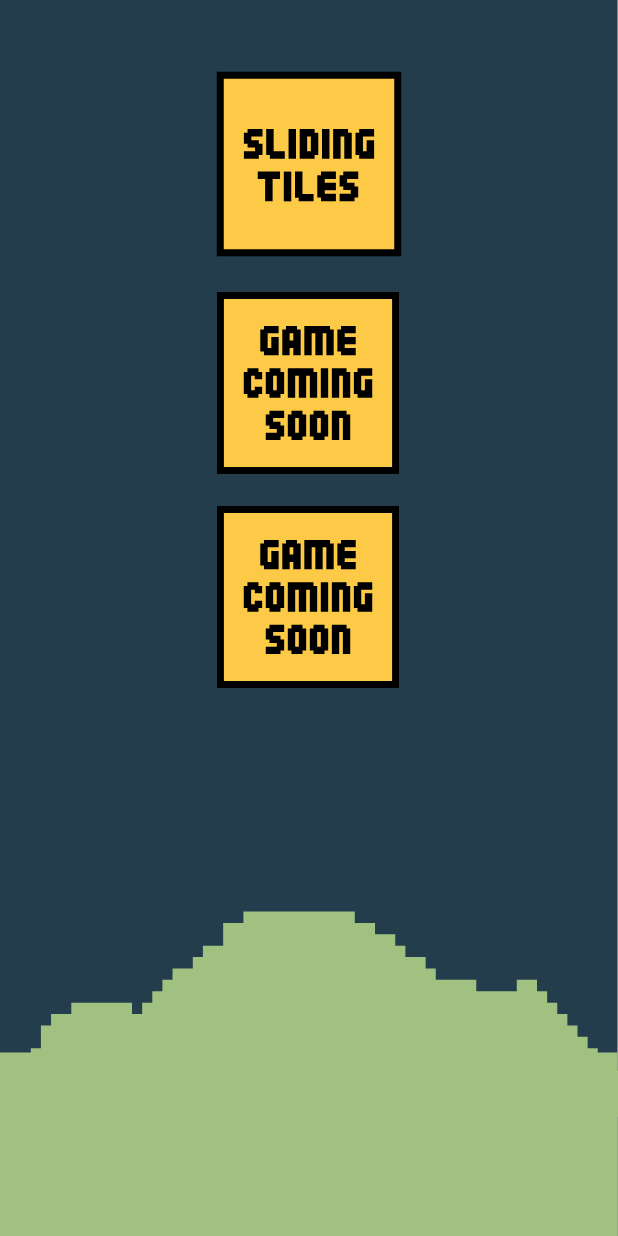
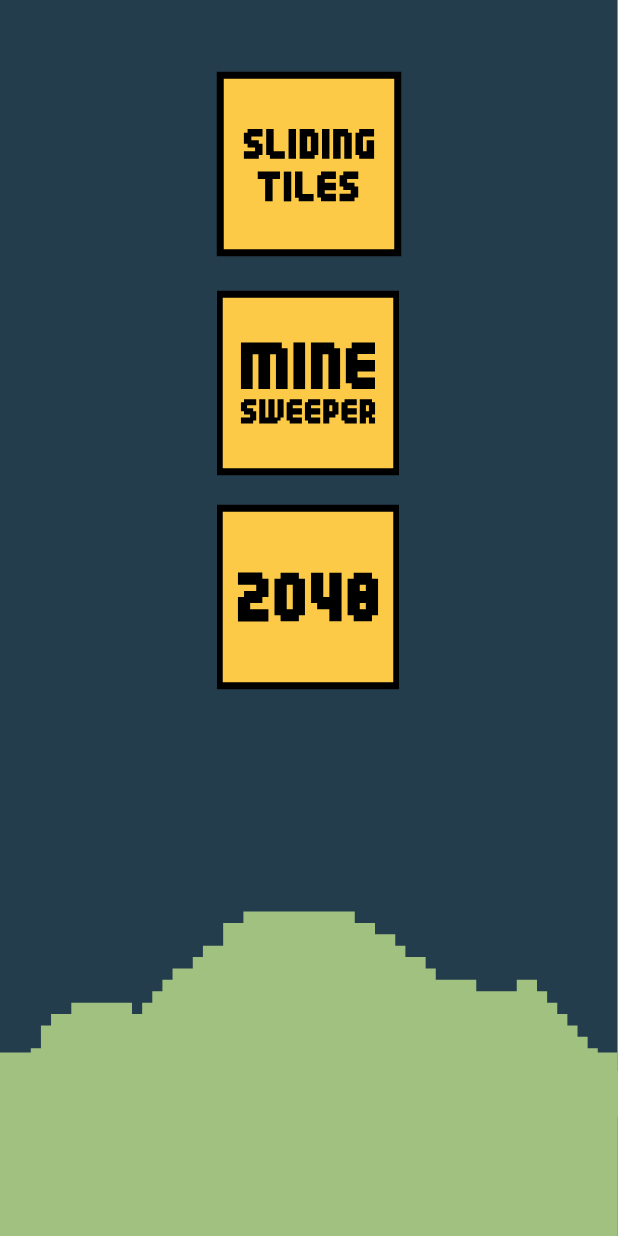
Before and after one commit to MichaelX9/game-center-android-209, an Android app: the GameLaunchActivity screen opened directly, with no data from a screen before it, on a phone screen of 412 x 824 dp. Run offline under Robolectric (Android 15) with nearby library versions, the phone set to English and light mode, and no system bars; network calls fail.

Commit message:
Added ImageButton minesweeper and 2048 to game_launch_centre.xml Removed game_coming_soon_icon

```diff
--- /dev/null
+++ b/Phase2/GameCenter/app/src/main/res/drawable/ic_2048_icon.xml
@@ -0,0 +1,10 @@
+<vector android:height="640dp" android:viewportHeight="1920"
+    android:viewportWidth="1080" android:width="360dp" xmlns:android="http://schemas.android.com/apk/res/android">
+    <path android:fillColor="#FCCA46"
+        android:pathData="M362.5,782.5h355v355h-355z"
+        android:strokeColor="#000000" android:strokeWidth="14"/>
+    <path android:fillColor="#FF000000" android:pathData="M448.7,923.5h12.2V960h-12.2v12.2h-24.4v12.2h36.5v24.4h-60.9V960h12.2v-12.2h24.4v-12.2h-36.6v-24.4h48.7L448.7,923.5L448.7,923.5z"/>
+    <path android:fillColor="#FF000000" android:pathData="M485.2,996.5H473v-73h12.2v-12.2h36.5v12.2h12.2v73h-12.2v12.2h-36.5V996.5zM497.4,984.3h12.2v-48.7h-12.2V984.3z"/>
+    <path android:fillColor="#FF000000" android:pathData="M558.3,972.2h-12.2v-60.9h24.4V960h12.2v-48.7h24.4v97.4h-24.4v-24.4h-24.4V972.2z"/>
+    <path android:fillColor="#FF000000" android:pathData="M667.9,923.5h12.2v73h-12.2v12.2h-36.5v-12.2h-12.2v-73h12.2v-12.2h36.5V923.5zM655.7,935.6h-12.2v12.2h12.2V935.6zM655.7,972.2h-12.2v12.2h12.2V972.2z"/>
+</vector>
--- a/Phase2/GameCenter/app/src/main/res/drawable/ic_game_coming_soon_icon.xml
+++ /dev/null
@@ -1,53 +0,0 @@
-<vector xmlns:android="http://schemas.android.com/apk/res/android"
-    android:width="369dp"
-    android:height="369dp"
-    android:viewportWidth="369"
-    android:viewportHeight="369">
-  <path
-      android:pathData="M7,7h355v355h-355z"
-      android:strokeWidth="14"
-      android:fillColor="#fcca46"
-      android:strokeColor="#000"/>
-  <path
-      android:fillColor="#FF000000"
-      android:pathData="M95.21,120.82h-7.44L87.77,76.18h7.44v-7.44h29.76v14.88L102.65,83.62v29.76h7.44L110.09,91.06h14.88v37.21L95.21,128.27Z"/>
-  <path
-      android:fillColor="#FF000000"
-      android:pathData="M132.41,128.26L132.41,76.18h7.44v-7.44h22.32v7.44h7.44v52.09L154.74,128.27L154.74,113.38h-7.44v14.88ZM147.29,98.5h7.44L154.73,83.62h-7.44Z"/>
-  <path
-      android:fillColor="#FF000000"
-      android:pathData="M177.06,128.26L177.06,68.74h52.09v7.44h7.44v52.09L221.71,128.27L221.71,83.62h-7.44v44.65L199.38,128.27L199.38,83.62h-7.44v44.65Z"/>
-  <path
-      android:fillColor="#FF000000"
-      android:pathData="M251.5,120.82h-7.44L244.06,76.18L251.5,76.18v-7.44h29.76v14.88L258.91,83.62v7.44h22.32v14.88L258.91,105.94v7.44h22.32v14.88L251.5,128.26Z"/>
-  <path
-      android:fillColor="#FF000000"
-      android:pathData="M84.04,154.74v7.44L91.5,162.18v14.88L76.6,177.06v-7.44h-7.44v29.76h7.44v-7.44L91.5,191.94v14.88h-7.44v7.44L61.72,214.26v-7.44h-7.44L54.28,162.18h7.44v-7.44Z"/>
-  <path
-      android:fillColor="#FF000000"
-      android:pathData="M106.37,206.82h-7.44L98.93,162.18h7.44v-7.44h22.32v7.44h7.44v44.65h-7.44v7.44L106.37,214.27ZM113.81,199.38h7.44L121.25,169.62h-7.44Z"/>
-  <path
-      android:fillColor="#FF000000"
-      android:pathData="M143.57,214.26L143.57,154.74h52.09v7.44h7.44v52.09L188.22,214.27L188.22,169.62h-7.44v44.65L165.9,214.27L165.9,169.62L158.5,169.62v44.65Z"/>
-  <path
-      android:fillColor="#FF000000"
-      android:pathData="M210.5,214.26L210.5,154.74h14.88v59.53Z"/>
-  <path
-      android:fillColor="#FF000000"
-      android:pathData="M262.63,162.18h7.44v52.09L255.19,214.27L255.19,169.62h-7.44v44.65L232.87,214.27L232.87,154.74h29.76Z"/>
-  <path
-      android:fillColor="#FF000000"
-      android:pathData="M284.96,206.82L277.5,206.82L277.5,162.18h7.44v-7.44h29.76v14.88L292.4,169.62v29.76h7.44L299.84,177.06h14.88v37.21L284.96,214.27Z"/>
-  <path
-      android:fillColor="#FF000000"
-      android:pathData="M136.13,240.74v14.88L113.81,255.62v7.44h14.88L128.69,270.5h7.44v22.32h-7.44v7.44L98.93,300.26v-14.88h22.32v-7.44L106.37,277.94L106.37,270.5h-7.44v-22.32h7.44v-7.44Z"/>
-  <path
-      android:fillColor="#FF000000"
-      android:pathData="M151.02,292.82h-7.44v-44.65h7.44v-7.44h22.32v7.44h7.44v44.65h-7.44v7.44L151.02,300.26ZM158.46,285.38h7.44v-29.76L158.5,255.62Z"/>
-  <path
-      android:fillColor="#FF000000"
-      android:pathData="M195.66,292.82h-7.44v-44.65h7.44v-7.44h22.32v7.44h7.44v44.65h-7.44v7.44L195.66,300.26ZM203.1,285.38L210.5,285.38v-29.76L203.1,255.62Z"/>
-  <path
-      android:fillColor="#FF000000"
-      android:pathData="M262.63,248.18h7.44v52.09L255.19,300.27v-44.65h-7.44v44.65L232.87,300.27v-59.53h29.76Z"/>
-</vector>
--- /dev/null
+++ b/Phase2/GameCenter/app/src/main/res/drawable/ic_minesweeper_icon.xml
@@ -0,0 +1,17 @@
+<vector android:height="640dp" android:viewportHeight="1920"
+    android:viewportWidth="1080" android:width="360dp" xmlns:android="http://schemas.android.com/apk/res/android">
+    <path android:fillColor="#FCCA46"
+        android:pathData="M362.5,782.5h355v355h-355z"
+        android:strokeColor="#000000" android:strokeWidth="14"/>
+    <path android:fillColor="#FF000000" android:pathData="M405.9,972.2v-93.3h81.6v11.7h11.7v81.6h-23.3v-69.9h-11.7v69.9h-23.3v-69.9h-11.6v69.9L405.9,972.2L405.9,972.2z"/>
+    <path android:fillColor="#FF000000" android:pathData="M510.9,972.2v-93.3h23.3v93.3H510.9z"/>
+    <path android:fillColor="#FF000000" android:pathData="M592.5,890.6h11.7v81.6h-23.3v-69.9h-11.7v69.9h-23.3v-93.3h46.6V890.6z"/>
+    <path android:fillColor="#FF000000" android:pathData="M627.4,960.5h-11.7v-69.9h11.7v-11.7H674v23.3h-35v11.7h35v23.3h-35v11.7h35v23.3h-46.6V960.5z"/>
+    <path android:fillColor="#FF000000" android:pathData="M436.4,992.3v12.2h-18.3v6.1h12.2v6.1h6.1v18.3h-6.1v6.1h-24.4v-12.2h18.3v-6.1H412v-6.1h-6.1v-18.3h6.1v-6.1H436.4L436.4,992.3z"/>
+    <path android:fillColor="#FF000000" android:pathData="M491.2,992.3v36.6h-6.1v6.1H479v6.1h-36.5v-48.8h12.2v36.6h6.1v-36.6H473v36.6h6.1v-36.6H491.2L491.2,992.3z"/>
+    <path android:fillColor="#FF000000" android:pathData="M503.4,1035h-6.1v-36.6h6.1v-6.1h24.4v12.2h-18.3v6.1h18.3v12.2h-18.3v6.1h18.3v12.2h-24.4V1035L503.4,1035z"/>
+    <path android:fillColor="#FF000000" android:pathData="M540,1035h-6.1v-36.6h6.1v-6.1h24.4v12.2h-18.3v6.1h18.3v12.2h-18.3v6.1h18.3v12.2H540V1035z"/>
+    <path android:fillColor="#FF000000" android:pathData="M594.8,998.4h6.1v24.4h-6.1v6.1h-12.2v12.2h-12.1v-48.8h24.4L594.8,998.4L594.8,998.4zM588.7,1004.5h-6.1v12.2h6.1V1004.5z"/>
+    <path android:fillColor="#FF000000" android:pathData="M613.1,1035H607v-36.6h6.1v-6.1h24.4v12.2h-18.3v6.1h18.3v12.2h-18.3v6.1h18.3v12.2h-24.4V1035z"/>
+    <path android:fillColor="#FF000000" android:pathData="M643.6,1041.1v-48.8H668v6.1h6.1v24.4H668v6.1h6.1v12.2h-12.2v-12.2h-6.1v12.2H643.6zM655.8,1016.7h6.1v-12.2h-6.1V1016.7z"/>
+</vector>
--- a/Phase2/GameCenter/app/src/main/res/layout/game_launch_centre.xml
+++ b/Phase2/GameCenter/app/src/main/res/layout/game_launch_centre.xml
@@ -19,25 +19,28 @@
         android:clickable="true"
         app:srcCompat="@drawable/ic_sliding_tiles_icon" />
 
-    <ImageView
-        android:id="@+id/imageView"
+    <ImageButton
+        android:id="@+id/mineSweeper"
         android:layout_width="121dp"
         android:layout_height="132dp"
         android:layout_alignStart="@+id/slidingTiles"
         android:layout_alignParentTop="true"
         android:layout_marginStart="1dp"
         android:layout_marginTop="189dp"
-        android:contentDescription="Coming Soon"
-        app:srcCompat="@drawable/ic_game_coming_soon_icon" />
+        android:background="@android:color/transparent"
+        android:clickable="true"
+        app:srcCompat="@drawable/ic_minesweeper_icon" />
 
-    <ImageView
-        android:id="@+id/imageView2"
+    <ImageButton
+        android:id="@+id/twentyForty"
         android:layout_width="121dp"
         android:layout_height="132dp"
         android:layout_alignStart="@+id/slidingTiles"
         android:layout_alignParentTop="true"
         android:layout_marginStart="1dp"
         android:layout_marginTop="332dp"
-        app:srcCompat="@drawable/ic_game_coming_soon_icon" />
+        android:background="@android:color/transparent"
+        android:clickable="true"
+        app:srcCompat="@drawable/ic_2048_icon" />
 
 </RelativeLayout>
```
